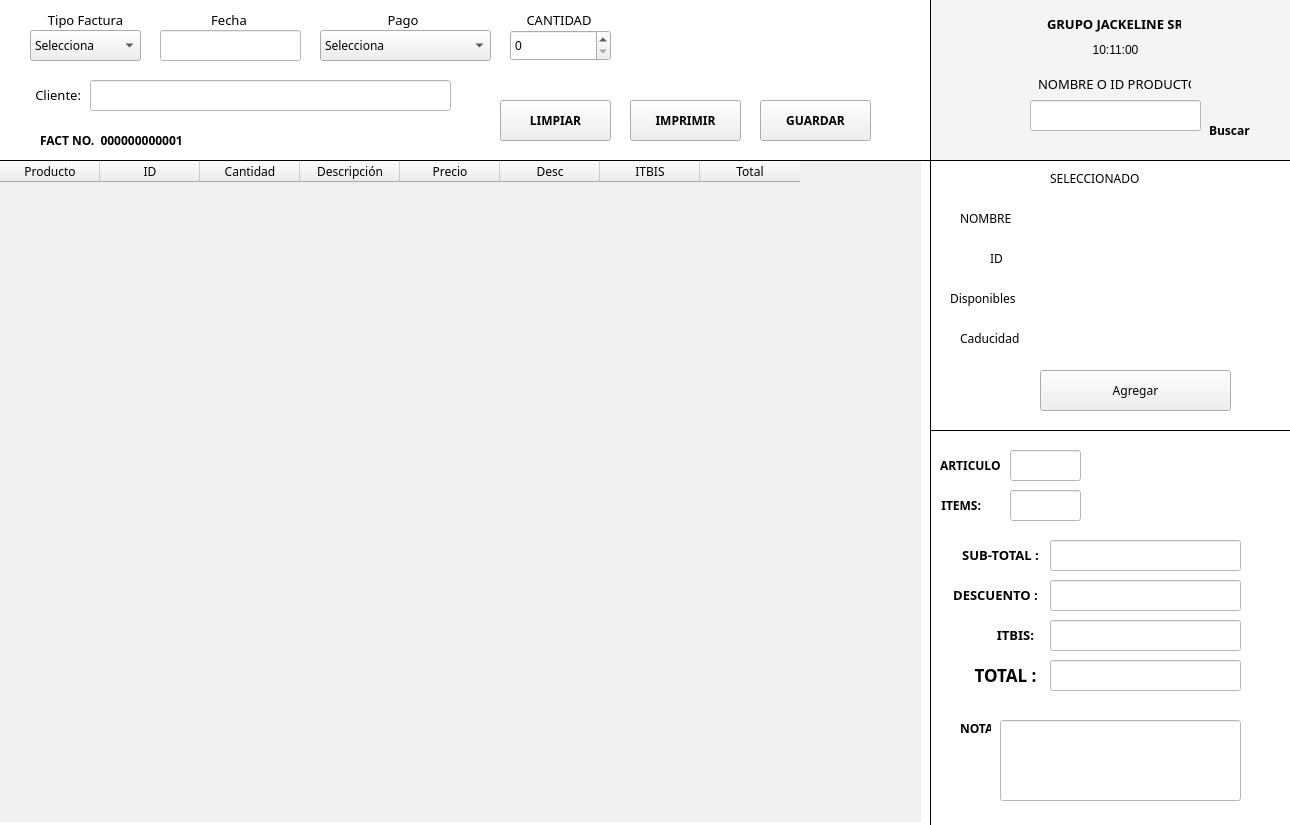
The window that UI/facturation.ui (adriii0104/ABAS_SYSTEM) describes before a commit, drawn with Qt 5.
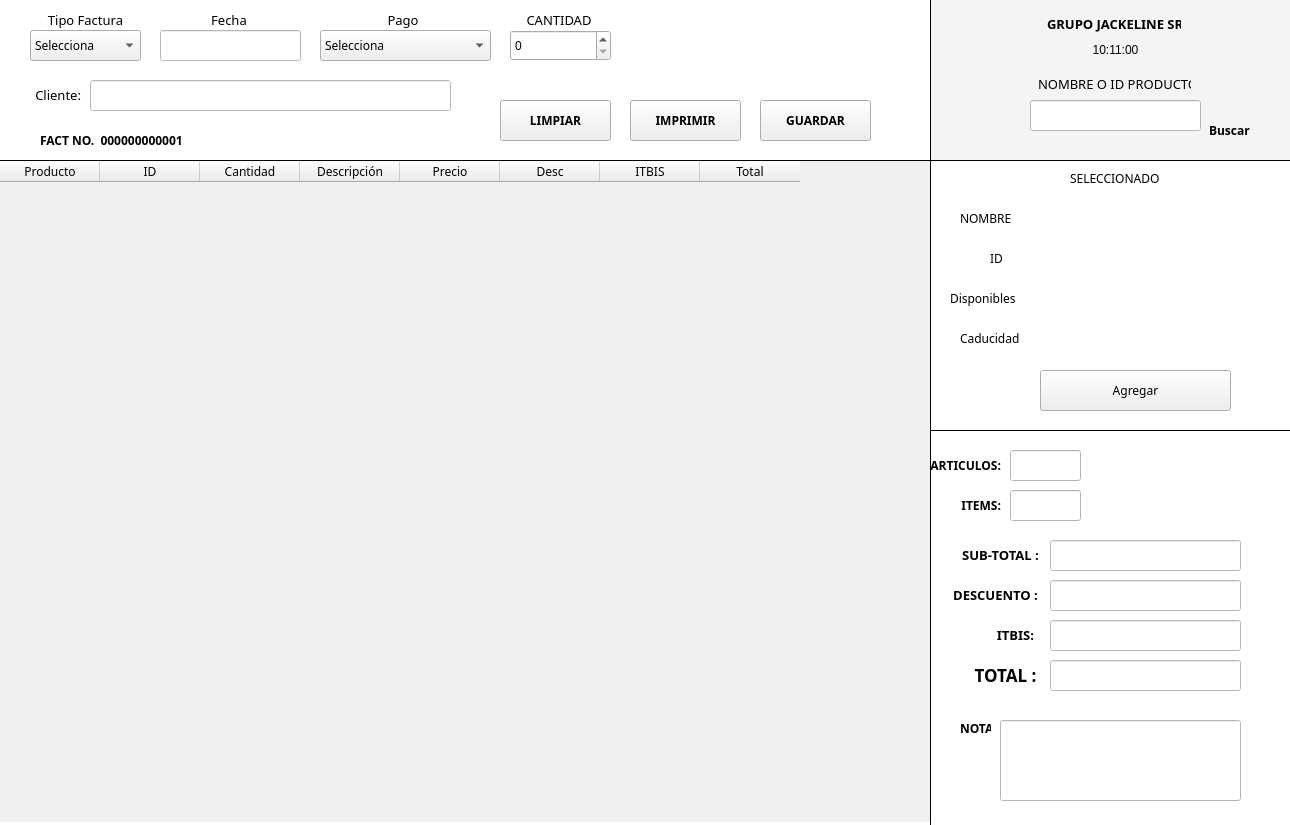
The same window after the commit. Icons and pictures are not drawn.

Diff of the .ui file:
```diff
--- a/UI/facturation.ui
+++ b/UI/facturation.ui
@@ -632,7 +632,7 @@
     <widget class="QPushButton" name="information_2">
      <property name="geometry">
       <rect>
-       <x>170</x>
+       <x>180</x>
        <y>120</y>
        <width>21</width>
        <height>23</height>
@@ -923,7 +923,7 @@
     <widget class="QLabel" name="label_15">
      <property name="geometry">
       <rect>
-       <x>10</x>
+       <x>30</x>
        <y>60</y>
        <width>41</width>
        <height>31</height>
@@ -967,9 +967,9 @@
     <widget class="QLabel" name="label_16">
      <property name="geometry">
       <rect>
-       <x>10</x>
+       <x>0</x>
        <y>20</y>
-       <width>61</width>
+       <width>71</width>
        <height>31</height>
       </rect>
      </property>
@@ -990,7 +990,7 @@
      <rect>
       <x>0</x>
       <y>161</y>
-      <width>921</width>
+      <width>930</width>
       <height>661</height>
      </rect>
     </property>
@@ -1267,9 +1267,9 @@
     <widget class="QLabel" name="label_3">
      <property name="geometry">
       <rect>
-       <x>120</x>
+       <x>140</x>
        <y>10</y>
-       <width>91</width>
+       <width>101</width>
        <height>16</height>
       </rect>
      </property>
```
